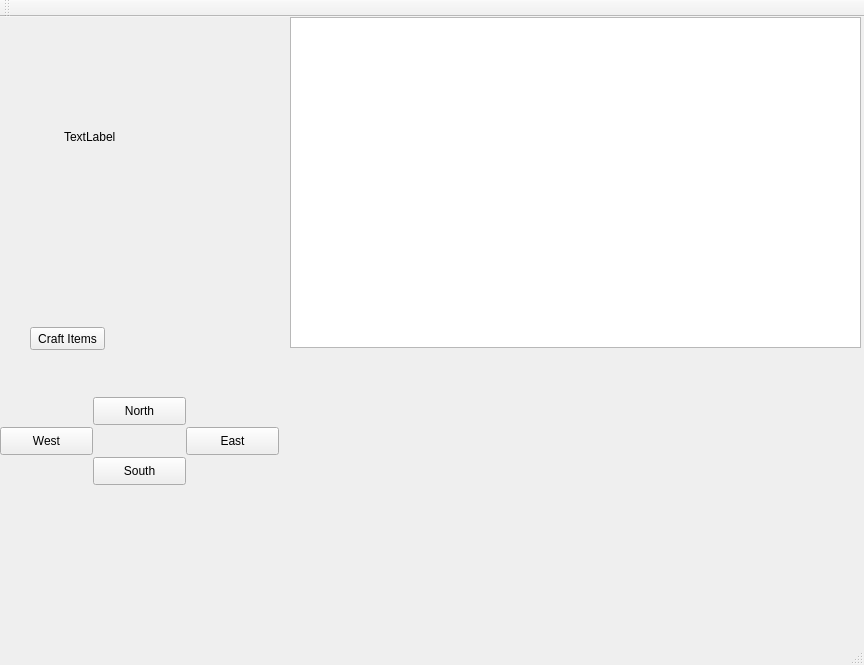
Above: mainwindow.ui from Colum-Mullally/Zork before the change. Below: the same form after it.
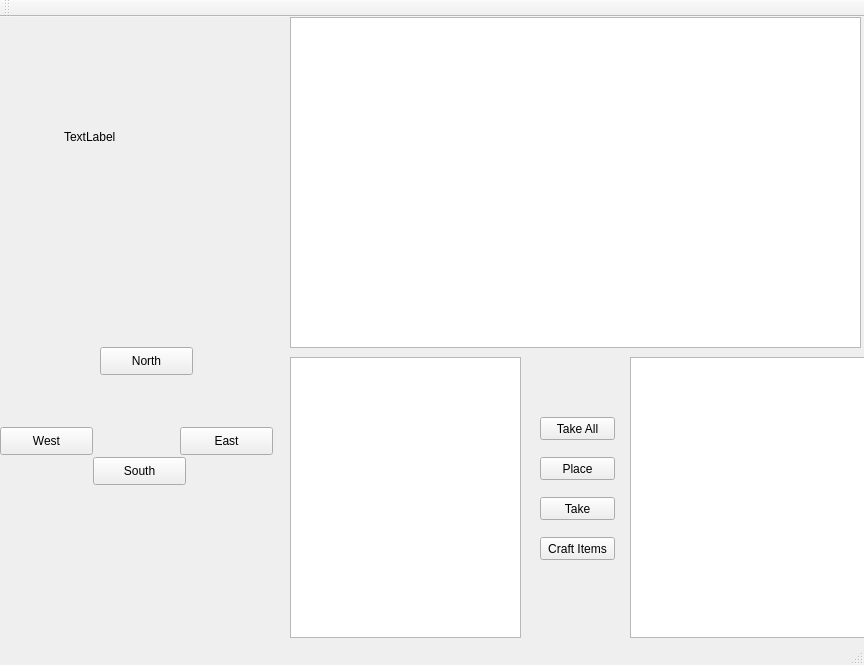
That is the form after the change.

What changed in the file:
```diff
--- a/mainwindow.ui
+++ b/mainwindow.ui
@@ -35,8 +35,8 @@
    <widget class="QPushButton" name="NorthBtn">
     <property name="geometry">
      <rect>
-      <x>93</x>
-      <y>380</y>
+      <x>100</x>
+      <y>330</y>
       <width>93</width>
       <height>28</height>
      </rect>
@@ -48,7 +48,7 @@
    <widget class="QPushButton" name="EastBtn">
     <property name="geometry">
      <rect>
-      <x>186</x>
+      <x>180</x>
       <y>410</y>
       <width>93</width>
       <height>28</height>
@@ -113,19 +113,6 @@
      </sizepolicy>
     </property>
    </widget>
-   <widget class="QPushButton" name="pushButton">
-    <property name="geometry">
-     <rect>
-      <x>30</x>
-      <y>310</y>
-      <width>75</width>
-      <height>23</height>
-     </rect>
-    </property>
-    <property name="text">
-     <string>Craft Items</string>
-    </property>
-   </widget>
    <widget class="QWidget" name="gridLayoutWidget">
     <property name="geometry">
      <rect>
@@ -148,6 +135,78 @@
     </property>
     <layout class="QGridLayout" name="gridLayout"/>
    </widget>
+   <widget class="QPushButton" name="takeAllButton">
+    <property name="geometry">
+     <rect>
+      <x>540</x>
+      <y>400</y>
+      <width>75</width>
+      <height>23</height>
+     </rect>
+    </property>
+    <property name="text">
+     <string>Take All</string>
+    </property>
+   </widget>
+   <widget class="QPushButton" name="take1Button">
+    <property name="geometry">
+     <rect>
+      <x>540</x>
+      <y>480</y>
+      <width>75</width>
+      <height>23</height>
+     </rect>
+    </property>
+    <property name="text">
+     <string>Take</string>
+    </property>
+   </widget>
+   <widget class="QListWidget" name="inventoryList">
+    <property name="geometry">
+     <rect>
+      <x>290</x>
+      <y>340</y>
+      <width>231</width>
+      <height>281</height>
+     </rect>
+    </property>
+   </widget>
+   <widget class="QPushButton" name="openCrafting">
+    <property name="geometry">
+     <rect>
+      <x>540</x>
+      <y>520</y>
+      <width>75</width>
+      <height>23</height>
+     </rect>
+    </property>
+    <property name="text">
+     <string>Craft Items</string>
+    </property>
+   </widget>
+   <widget class="QPushButton" name="placeButton">
+    <property name="geometry">
+     <rect>
+      <x>540</x>
+      <y>440</y>
+      <width>75</width>
+      <height>23</height>
+     </rect>
+    </property>
+    <property name="text">
+     <string>Place</string>
+    </property>
+   </widget>
+   <widget class="QListWidget" name="roomItemList">
+    <property name="geometry">
+     <rect>
+      <x>630</x>
+      <y>340</y>
+      <width>256</width>
+      <height>281</height>
+     </rect>
+    </property>
+   </widget>
    <zorder>layoutImage</zorder>
    <zorder>NorthBtn</zorder>
    <zorder>EastBtn</zorder>
```
Left out of the diff: 7 changed lines with no effect on the pictures.
